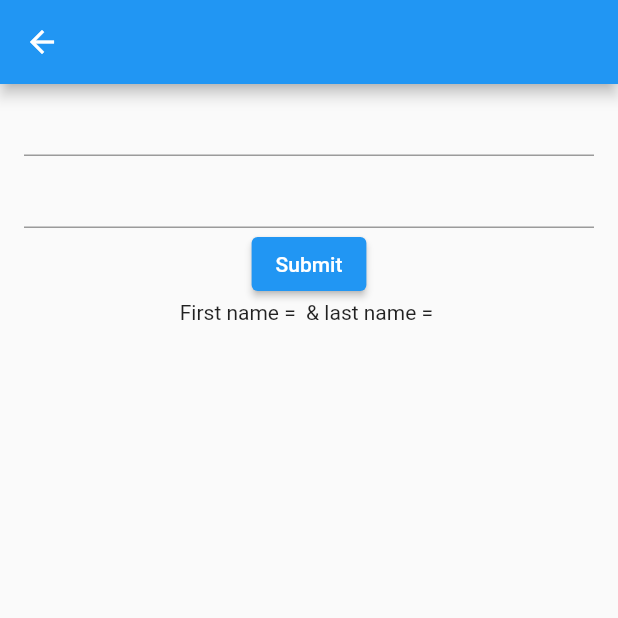
After one commit to rexfilius/study_flutter, a Flutter app: the TextfieldStatePage screen opened by its route, on a phone screen of 412 x 824 dp, the top half of it. The commit adds this screen. Run offline on Flutter 3.47's test engine with Material 2 defaults, Android fonts, the phone set to English and light mode, and no system bars; our stand-ins replace equatable, flutter_hooks, hooks_riverpod, shared_preferences; accounts and stored records are empty.

Commit message:
add-Aug-17-2023

```diff
--- /dev/null
+++ b/lib/pages/textfield_state/first_name_texfield.dart
@@ -0,0 +1,22 @@
+import 'package:flutter/material.dart';
+import 'package:flutter_hooks/flutter_hooks.dart';
+import 'package:hooks_riverpod/hooks_riverpod.dart';
+
+class FirstNameTextField extends HookConsumerWidget {
+  const FirstNameTextField({super.key});
+
+  @override
+  Widget build(BuildContext context, WidgetRef ref) {
+    final textController = useTextEditingController();
+    return TextField(
+      controller: textController,
+      onChanged: (value) {
+        ref.read(firstNameProvider.notifier).state = value;
+      },
+    );
+  }
+}
+
+final firstNameProvider = StateProvider.autoDispose<String>((ref) {
+  return "";
+});
--- /dev/null
+++ b/lib/pages/textfield_state/last_name_textfield.dart
@@ -0,0 +1,23 @@
+import 'package:flutter/material.dart';
+import 'package:flutter_hooks/flutter_hooks.dart';
+import 'package:hooks_riverpod/hooks_riverpod.dart';
+
+class LastNameTextField extends HookConsumerWidget {
+  const LastNameTextField({super.key});
+
+  @override
+  Widget build(BuildContext context, WidgetRef ref) {
+    final textController = useTextEditingController();
+
+    return TextField(
+      controller: textController,
+      onChanged: (value) {
+        ref.read(lastNameProvider.notifier).state = value;
+      },
+    );
+  }
+}
+
+final lastNameProvider = StateProvider.autoDispose<String>((ref) {
+  return "";
+});
--- /dev/null
+++ b/lib/pages/textfield_state/textfield_state_page.dart
@@ -0,0 +1,31 @@
+import 'package:flutter/material.dart';
+import 'package:hooks_riverpod/hooks_riverpod.dart';
+import 'package:study_flutter/pages/textfield_state/first_name_texfield.dart';
+import 'package:study_flutter/pages/textfield_state/last_name_textfield.dart';
+
+class TextfieldStatePage extends ConsumerWidget {
+  const TextfieldStatePage({super.key});
+
+  @override
+  Widget build(BuildContext context, WidgetRef ref) {
+    final firstname = ref.watch(firstNameProvider);
+    final lastName = ref.watch(lastNameProvider);
+    return Scaffold(
+      appBar: AppBar(),
+      body: Padding(
+        padding: const EdgeInsets.only(left: 16.0, right: 16.0),
+        child: Column(
+          children: [
+            const FirstNameTextField(),
+            const LastNameTextField(),
+            ElevatedButton(
+              onPressed: () {},
+              child: const Text('Submit'),
+            ),
+            Text('First name = $firstname & last name = $lastName'),
+          ],
+        ),
+      ),
+    );
+  }
+}
--- a/lib/routes/app_routes.dart
+++ b/lib/routes/app_routes.dart
@@ -5,6 +5,7 @@ import 'package:study_flutter/pages/bottom_nav/bottom_nav_page.dart';
 import 'package:study_flutter/pages/future_provider/future_provider_page.dart';
 import 'package:study_flutter/pages/home/home_page.dart';
 import 'package:study_flutter/pages/switches/switches_page.dart';
+import 'package:study_flutter/pages/textfield_state/textfield_state_page.dart';
 
 abstract class RouteName {
   static const home = '/home';
@@ -13,6 +14,7 @@ abstract class RouteName {
   static const apiLoadingError = '/apiLoadError';
   static const apiSuccess = '/apiSuccess';
   static const futureProviderPage = 'fut_prov_page';
+  static const textfieldState = 'text_field_state';
 }
 
 Map<String, Widget Function(BuildContext)> appRoutesMap = {
@@ -22,4 +24,5 @@ Map<String, Widget Function(BuildContext)> appRoutesMap = {
   RouteName.apiLoadingError: (context) => const ApiLoadingErrorPage(),
   RouteName.apiSuccess: (context) => const ApiSuccessPage(),
   RouteName.futureProviderPage: (context) => const FutureProviderPage(),
+  RouteName.textfieldState: (context) => const TextfieldStatePage(),
 };
```
Also changed, not shown: lib/pages/api_loading_error/api_loading_error_page.dart (+41 -16 lines), lib/pages/home/home_page.dart (+9 -0 lines), pubspec.lock.
